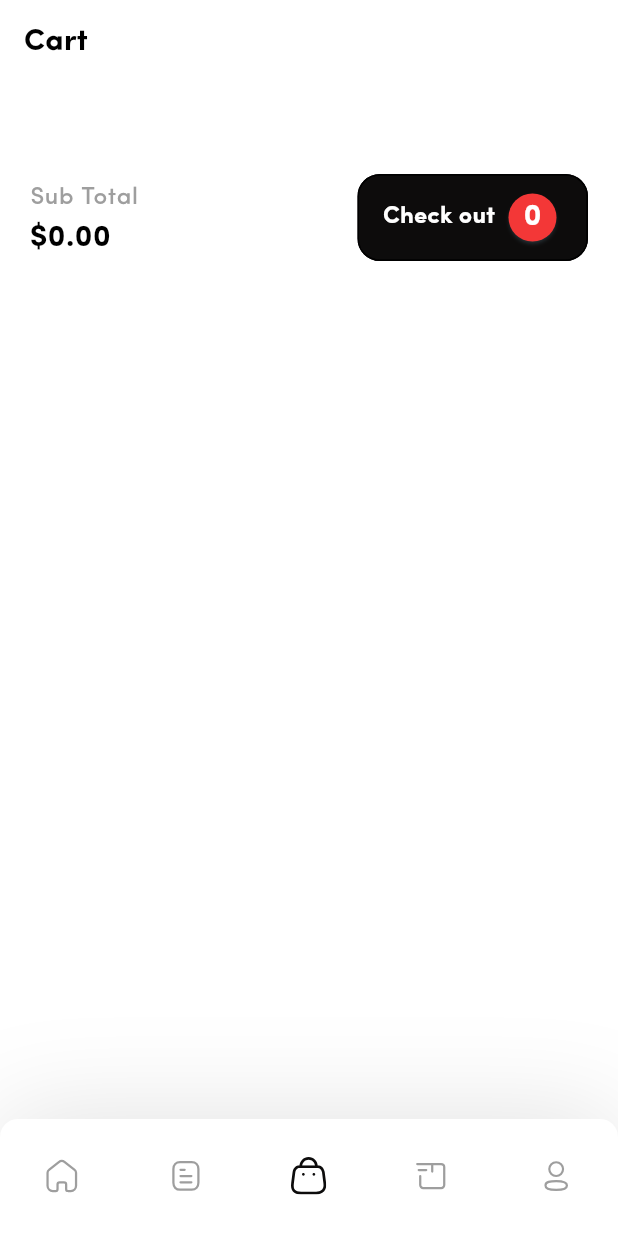
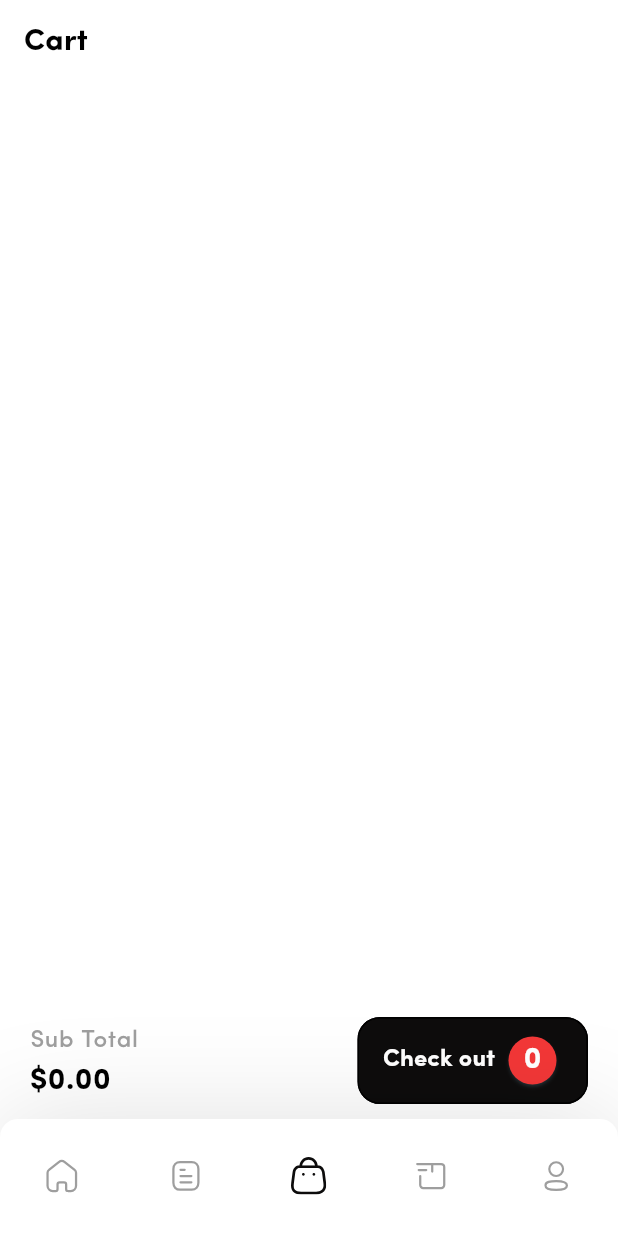
Before and after one commit to ezvent-app/campus-cravings, a Flutter app: the CartTabPage screen opened by its route, on a phone screen of 412 x 824 dp. Run offline on Flutter 3.47's test engine with Material 3 defaults, Android fonts, the phone set to English and light mode, and no system bars; our stand-ins replace auto_route, cached_network_image, camera, file_picker, fl_chart, flutter_riverpod and 16 more; missing offline and left inert: custom_marker_builder, flutter_polyline_points, flutter_stripe, otp_pin_field; accounts and stored records are empty; generated files the repository leaves out were written again; project files that could hold a hidden picture were left out.

Commit message:
Refactor cart tab layout to properly position the CheckoutNavBarWidget

```diff
--- a/lib/src/ui/pages/main/tabs/cart/cart_tab.dart
+++ b/lib/src/ui/pages/main/tabs/cart/cart_tab.dart
@@ -89,9 +89,13 @@ class CartTabPage extends ConsumerWidget {
               }),
             ),
             height(40),
-            CheckoutNavBarWidget(cartItems: cartItems),
+            // aCheckoutNavBarWidget(cartItems: cartItems),
           ],
         ),
+      ),
+      bottomNavigationBar: Padding(
+        padding: const EdgeInsets.symmetric(horizontal: 20, vertical: 10),
+        child: CheckoutNavBarWidget(cartItems: cartItems),
       ),
     );
   }
```
